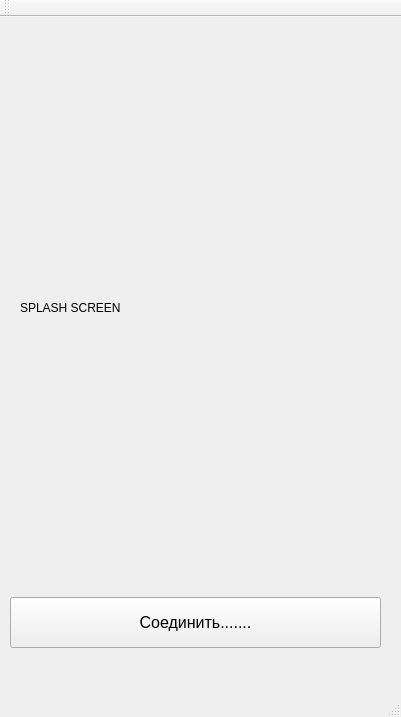
First picture: the form in mainwindow.ui, repository unix-admin/ita_cource, before the edit.
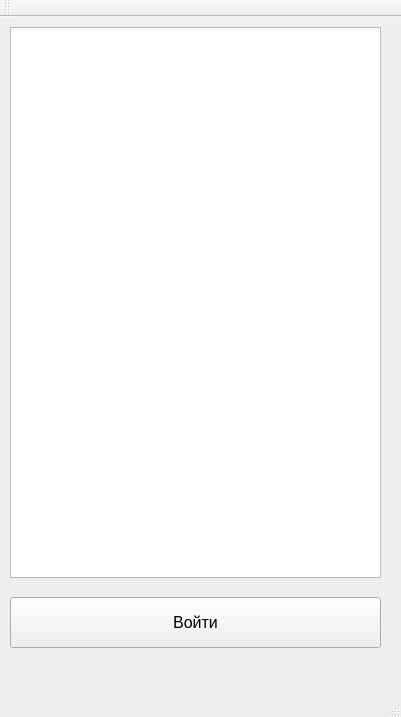
Second picture: the form after the edit.

The edit to the form file:
```diff
--- a/mainwindow.ui
+++ b/mainwindow.ui
@@ -29,7 +29,7 @@
      </font>
     </property>
     <property name="text">
-     <string>Соединить.......</string>
+     <string>Войти</string>
     </property>
    </widget>
    <widget class="QLabel" name="label_2">
@@ -71,6 +71,21 @@
      <string/>
     </property>
    </widget>
+   <widget class="QTextEdit" name="textEdit">
+    <property name="geometry">
+     <rect>
+      <x>10</x>
+      <y>10</y>
+      <width>371</width>
+      <height>551</height>
+     </rect>
+    </property>
+    <property name="font">
+     <font>
+      <pointsize>12</pointsize>
+     </font>
+    </property>
+   </widget>
   </widget>
   <widget class="QMenuBar" name="menuBar">
    <property name="geometry">
```
